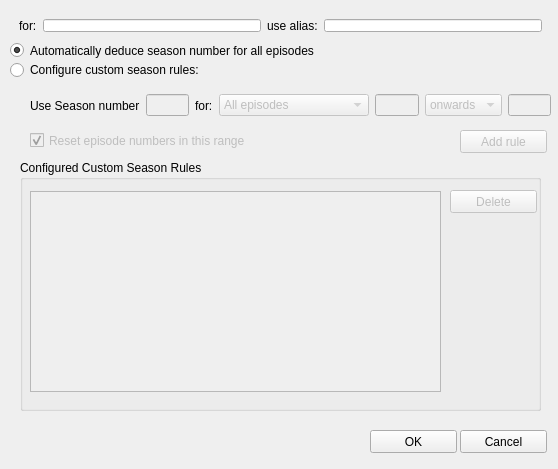
Above: src/lib/webextractor/plugins/uifiles/tvdbmalaliasconfig.ui from KDE/nepomuk-webminer before the change. Below: the same form after it.
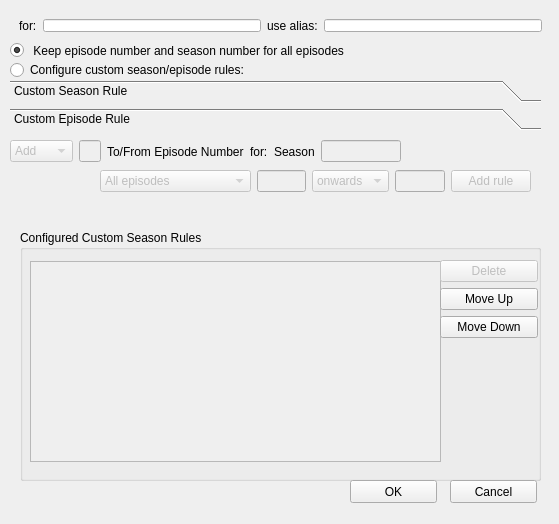
That is the form after the change. The open tabs and pages were chosen to show the change.

Commit message: tvdbmal: config UI changes to support new episode rules

Patch:
```diff
--- a/src/lib/webextractor/plugins/uifiles/tvdbmalaliasconfig.ui
+++ b/src/lib/webextractor/plugins/uifiles/tvdbmalaliasconfig.ui
@@ -6,8 +6,8 @@
    <rect>
     <x>0</x>
     <y>0</y>
-    <width>558</width>
-    <height>469</height>
+    <width>559</width>
+    <height>524</height>
    </rect>
   </property>
   <property name="windowTitle">
@@ -55,7 +55,7 @@
     </rect>
    </property>
    <property name="text">
-    <string>Automatically deduce season number for all episodes</string>
+    <string> Keep episode number and season number for all episodes</string>
    </property>
    <property name="checked">
     <bool>true</bool>
@@ -74,135 +74,14 @@
     </rect>
    </property>
    <property name="text">
-    <string>Configure custom season rules:</string>
-   </property>
-  </widget>
-  <widget class="QWidget" name="horizontalLayoutWidget">
-   <property name="geometry">
-    <rect>
-     <x>30</x>
-     <y>90</y>
-     <width>521</width>
-     <height>31</height>
-    </rect>
-   </property>
-   <layout class="QHBoxLayout" name="horizontalLayout">
-    <item>
-     <widget class="QLabel" name="label_3">
-      <property name="text">
-       <string>Use Season number</string>
-      </property>
-     </widget>
-    </item>
-    <item>
-     <widget class="QLineEdit" name="seasonEdit">
-      <property name="enabled">
-       <bool>false</bool>
-      </property>
-      <property name="maximumSize">
-       <size>
-        <width>50</width>
-        <height>16777215</height>
-       </size>
-      </property>
-     </widget>
-    </item>
-    <item>
-     <widget class="QLabel" name="label_4">
-      <property name="text">
-       <string>for:</string>
-      </property>
-     </widget>
-    </item>
-    <item>
-     <widget class="QComboBox" name="allOrRangeCombo">
-      <property name="enabled">
-       <bool>false</bool>
-      </property>
-      <property name="minimumSize">
-       <size>
-        <width>150</width>
-        <height>0</height>
-       </size>
-      </property>
-      <item>
-       <property name="text">
-        <string>All episodes</string>
-       </property>
-      </item>
-      <item>
-       <property name="text">
-        <string>Episodes starting from</string>
-       </property>
-      </item>
-     </widget>
-    </item>
-    <item>
-     <widget class="QLineEdit" name="fromEpisodeEdit">
-      <property name="enabled">
-       <bool>false</bool>
-      </property>
-      <property name="maximumSize">
-       <size>
-        <width>50</width>
-        <height>16777215</height>
-       </size>
-      </property>
-     </widget>
-    </item>
-    <item>
-     <widget class="QComboBox" name="toOrOnwardsCombo">
-      <property name="enabled">
-       <bool>false</bool>
-      </property>
-      <item>
-       <property name="text">
-        <string>onwards</string>
-       </property>
-      </item>
-      <item>
-       <property name="text">
-        <string>to</string>
-       </property>
-      </item>
-     </widget>
-    </item>
-    <item>
-     <widget class="QLineEdit" name="toEpisodeEdit">
-      <property name="enabled">
-       <bool>false</bool>
-      </property>
-      <property name="maximumSize">
-       <size>
-        <width>50</width>
-        <height>16777215</height>
-       </size>
-      </property>
-     </widget>
-    </item>
-   </layout>
-  </widget>
-  <widget class="QPushButton" name="addButton">
-   <property name="enabled">
-    <bool>false</bool>
-   </property>
-   <property name="geometry">
-    <rect>
-     <x>460</x>
-     <y>130</y>
-     <width>87</width>
-     <height>23</height>
-    </rect>
-   </property>
-   <property name="text">
-    <string>Add rule</string>
+    <string>Configure custom season/episode rules:</string>
    </property>
   </widget>
   <widget class="QGroupBox" name="groupBox">
    <property name="geometry">
     <rect>
      <x>20</x>
-     <y>160</y>
+     <y>230</y>
      <width>521</width>
      <height>251</height>
     </rect>
@@ -223,47 +102,48 @@
      </rect>
     </property>
    </widget>
-   <widget class="QPushButton" name="deleteButton">
-    <property name="enabled">
-     <bool>false</bool>
-    </property>
+   <widget class="QWidget" name="verticalLayoutWidget">
     <property name="geometry">
      <rect>
-      <x>430</x>
+      <x>420</x>
       <y>30</y>
-      <width>87</width>
-      <height>23</height>
+      <width>98</width>
+      <height>80</height>
      </rect>
     </property>
-    <property name="text">
-     <string>Delete</string>
-    </property>
+    <layout class="QVBoxLayout" name="verticalLayout_2">
+     <item>
+      <widget class="QPushButton" name="deleteButton">
+       <property name="enabled">
+        <bool>false</bool>
+       </property>
+       <property name="text">
+        <string>Delete</string>
+       </property>
+      </widget>
+     </item>
+     <item>
+      <widget class="QPushButton" name="moveUpButton">
+       <property name="text">
+        <string>Move Up</string>
+       </property>
+      </widget>
+     </item>
+     <item>
+      <widget class="QPushButton" name="moveDownButton">
+       <property name="text">
+        <string>Move Down</string>
+       </property>
+      </widget>
+     </item>
+    </layout>
    </widget>
   </widget>
-  <widget class="QCheckBox" name="resetEpisodes">
-   <property name="enabled">
-    <bool>false</bool>
-   </property>
-   <property name="geometry">
-    <rect>
-     <x>30</x>
-     <y>130</y>
-     <width>401</width>
-     <height>21</height>
-    </rect>
-   </property>
-   <property name="text">
-    <string>Reset episode numbers in this range</string>
-   </property>
-   <property name="checked">
-    <bool>true</bool>
-   </property>
-  </widget>
   <widget class="QPushButton" name="okButton">
    <property name="geometry">
     <rect>
-     <x>370</x>
-     <y>430</y>
+     <x>350</x>
+     <y>480</y>
      <width>87</width>
      <height>23</height>
     </rect>
@@ -275,8 +155,8 @@
   <widget class="QPushButton" name="cancelButton">
    <property name="geometry">
     <rect>
-     <x>460</x>
-     <y>430</y>
+     <x>450</x>
+     <y>480</y>
      <width>87</width>
      <height>23</height>
     </rect>
@@ -285,6 +165,343 @@
     <string>Cancel</string>
    </property>
   </widget>
+  <widget class="QToolBox" name="toolBox">
+   <property name="geometry">
+    <rect>
+     <x>10</x>
+     <y>80</y>
+     <width>531</width>
+     <height>134</height>
+    </rect>
+   </property>
+   <property name="currentIndex">
+    <number>0</number>
+   </property>
+   <widget class="QWidget" name="page">
+    <property name="geometry">
+     <rect>
+      <x>0</x>
+      <y>0</y>
+      <width>521</width>
+      <height>72</height>
+     </rect>
+    </property>
+    <attribute name="label">
+     <string>Custom Season Rule</string>
+    </attribute>
+    <widget class="QPushButton" name="addButton">
+     <property name="enabled">
+      <bool>false</bool>
+     </property>
+     <property name="geometry">
+      <rect>
+       <x>430</x>
+       <y>40</y>
+       <width>87</width>
+       <height>23</height>
+      </rect>
+     </property>
+     <property name="text">
+      <string>Add rule</string>
+     </property>
+    </widget>
+    <widget class="QCheckBox" name="resetEpisodes">
+     <property name="enabled">
+      <bool>false</bool>
+     </property>
+     <property name="geometry">
+      <rect>
+       <x>0</x>
+       <y>40</y>
+       <width>401</width>
+       <height>21</height>
+      </rect>
+     </property>
+     <property name="text">
+      <string>Reset episode numbers in this range</string>
+     </property>
+     <property name="checked">
+      <bool>true</bool>
+     </property>
+    </widget>
+    <widget class="QWidget" name="horizontalLayoutWidget">
+     <property name="geometry">
+      <rect>
+       <x>0</x>
+       <y>0</y>
+       <width>521</width>
+       <height>31</height>
+      </rect>
+     </property>
+     <layout class="QHBoxLayout" name="horizontalLayout">
+      <item>
+       <widget class="QLabel" name="label_3">
+        <property name="text">
+         <string>Use Season number</string>
+        </property>
+       </widget>
+      </item>
+      <item>
+       <widget class="QLineEdit" name="seasonEdit">
+        <property name="enabled">
+         <bool>false</bool>
+        </property>
+        <property name="maximumSize">
+         <size>
+          <width>50</width>
+          <height>16777215</height>
+         </size>
+        </property>
+       </widget>
+      </item>
+      <item>
+       <widget class="QLabel" name="label_4">
+        <property name="text">
+         <string>for:</string>
+        </property>
+       </widget>
+      </item>
+      <item>
+       <widget class="QComboBox" name="allOrRangeCombo">
+        <property name="enabled">
+         <bool>false</bool>
+        </property>
+        <property name="minimumSize">
+         <size>
+          <width>150</width>
+          <height>0</height>
+         </size>
+        </property>
+        <item>
+         <property name="text">
+          <string>All episodes</string>
+         </property>
+        </item>
+        <item>
+         <property name="text">
+          <string>Episodes starting from</string>
+         </property>
+        </item>
+       </widget>
+      </item>
+      <item>
+       <widget class="QLineEdit" name="fromEpisodeEdit">
+        <property name="enabled">
+         <bool>false</bool>
+        </property>
+        <property name="maximumSize">
+         <size>
+          <width>50</width>
+          <height>16777215</height>
+         </size>
+        </property>
+       </widget>
+      </item>
+      <item>
+       <widget class="QComboBox" name="toOrOnwardsCombo">
+        <property name="enabled">
+         <bool>false</bool>
+        </property>
+        <item>
+         <property name="text">
+          <string>onwards</string>
+         </property>
+        </item>
+        <item>
+         <property name="text">
+          <string>to</string>
+         </property>
+        </item>
+       </widget>
+      </item>
+      <item>
+       <widget class="QLineEdit" name="toEpisodeEdit">
+        <property name="enabled">
+         <bool>false</bool>
+        </property>
+        <property name="maximumSize">
+         <size>
+          <width>50</width>
+          <height>16777215</height>
+         </size>
+        </property>
+       </widget>
+      </item>
+     </layout>
+    </widget>
+   </widget>
+   <widget class="QWidget" name="page_2">
+    <property name="geometry">
+     <rect>
+      <x>0</x>
+      <y>0</y>
+      <width>521</width>
+      <height>34</height>
+     </rect>
+    </property>
+    <attribute name="label">
+     <string>Custom Episode Rule</string>
+    </attribute>
+    <widget class="QWidget" name="horizontalLayoutWidget_2">
+     <property name="geometry">
+      <rect>
+       <x>0</x>
+       <y>0</y>
+       <width>391</width>
+       <height>31</height>
+      </rect>
+     </property>
+     <layout class="QHBoxLayout" name="horizontalLayout_3">
+      <item>
+       <widget class="QComboBox" name="addMinusCombo">
+        <property name="enabled">
+         <bool>false</bool>
+        </property>
+        <item>
+         <property name="text">
+          <string>Add</string>
+         </property>
+        </item>
+        <item>
+         <property name="text">
+          <string>Minus</string>
+         </property>
+        </item>
+       </widget>
+      </item>
+      <item>
+       <widget class="QLineEdit" name="episodeAmountEdit">
+        <property name="enabled">
+         <bool>false</bool>
+        </property>
+        <property name="maximumSize">
+         <size>
+          <width>50</width>
+          <height>16777215</height>
+         </size>
+        </property>
+       </widget>
+      </item>
+      <item>
+       <widget class="QLabel" name="label_5">
+        <property name="text">
+         <string>To/From Episode Number</string>
+        </property>
+       </widget>
+      </item>
+      <item>
+       <widget class="QLabel" name="label_6">
+        <property name="text">
+         <string>for:</string>
+        </property>
+       </widget>
+      </item>
+      <item>
+       <widget class="QLabel" name="label_7">
+        <property name="text">
+         <string>Season</string>
+        </property>
+       </widget>
+      </item>
+      <item>
+       <widget class="QLineEdit" name="episodeSeasonEdit">
+        <property name="enabled">
+         <bool>false</bool>
+        </property>
+       </widget>
+      </item>
+     </layout>
+    </widget>
+    <widget class="QWidget" name="horizontalLayoutWidget_3">
+     <property name="geometry">
+      <rect>
+       <x>90</x>
+       <y>30</y>
+       <width>431</width>
+       <height>31</height>
+      </rect>
+     </property>
+     <layout class="QHBoxLayout" name="horizontalLayout_6">
+      <item>
+       <widget class="QComboBox" name="episodeAllOrRangeCombo">
+        <property name="enabled">
+         <bool>false</bool>
+        </property>
+        <property name="minimumSize">
+         <size>
+          <width>150</width>
+          <height>0</height>
+         </size>
+        </property>
+        <item>
+         <property name="text">
+          <string>All episodes</string>
+         </property>
+        </item>
+        <item>
+         <property name="text">
+          <string>Episodes starting from</string>
+         </property>
+        </item>
+       </widget>
+      </item>
+      <item>
+       <widget class="QLineEdit" name="episodeFromEpisodeEdit">
+        <property name="enabled">
+         <bool>false</bool>
+        </property>
+        <property name="maximumSize">
+         <size>
+          <width>50</width>
+          <height>16777215</height>
+         </size>
+        </property>
+       </widget>
+      </item>
+      <item>
+       <widget class="QComboBox" name="episodeToOrOnwardsCombo">
+        <property name="enabled">
+         <bool>false</bool>
+        </property>
+        <item>
+         <property name="text">
+          <string>onwards</string>
+         </property>
+        </item>
+        <item>
+         <property name="text">
+          <string>to</string>
+         </property>
+        </item>
+       </widget>
+      </item>
+      <item>
+       <widget class="QLineEdit" name="episodeToEpisodeEdit">
+        <property name="enabled">
+         <bool>false</bool>
+        </property>
+        <property name="maximumSize">
+         <size>
+          <width>50</width>
+          <height>16777215</height>
+         </size>
+        </property>
+       </widget>
+      </item>
+      <item>
+       <widget class="QPushButton" name="episodeAddButton">
+        <property name="enabled">
+         <bool>false</bool>
+        </property>
+        <property name="text">
+         <string>Add rule</string>
+        </property>
+       </widget>
+      </item>
+     </layout>
+    </widget>
+   </widget>
+  </widget>
  </widget>
  <resources/>
  <connections>
```
The commit also changes 1 other file.
